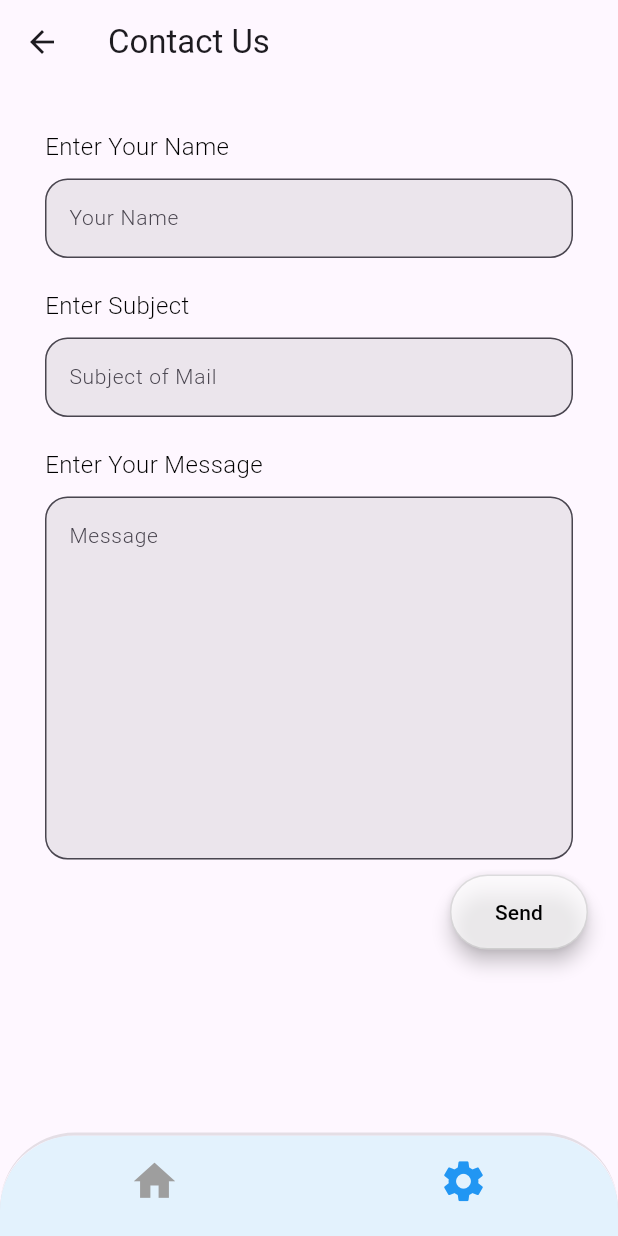
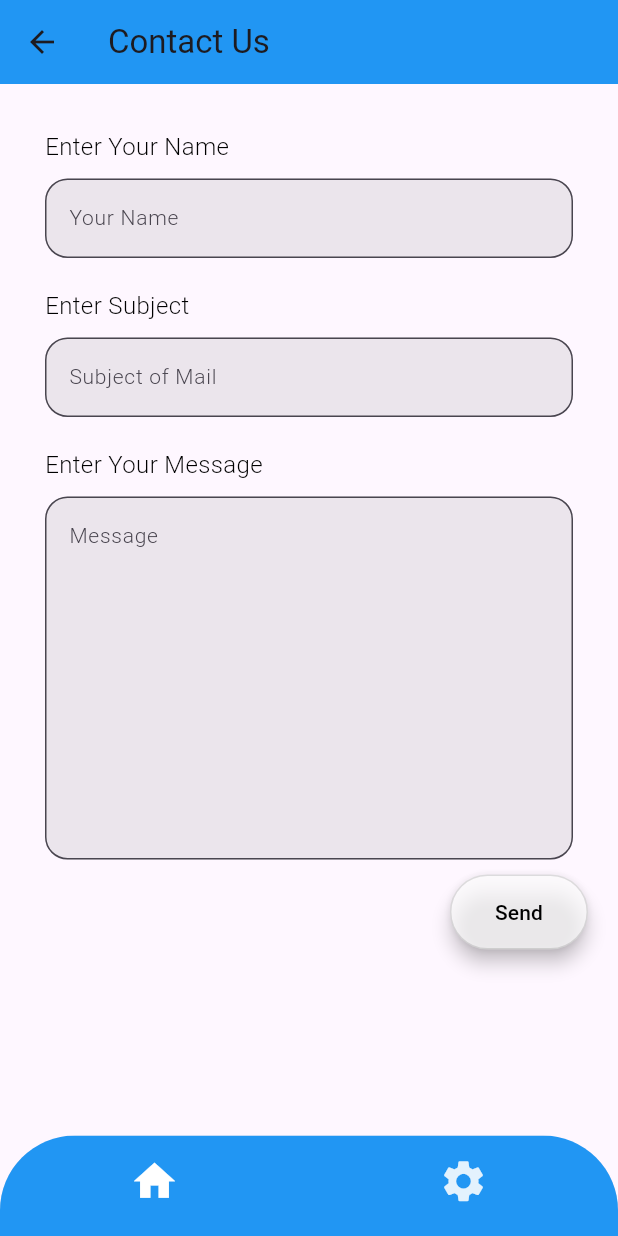
Before and after one commit to darshanvaru/Mood-Detector, a Flutter app: the screen it shows after launch, item 2 of the bottom bar chosen, after a tap on "Contact Us", on a phone screen of 412 x 824 dp. Run offline on Flutter 3.47's test engine with Material 3 defaults, Android fonts, the light colour scheme and no system bars.

Commit message:
Improved incorrect Practices

```diff
--- a/lib/Screens/contact_us.dart
+++ b/lib/Screens/contact_us.dart
@@ -108,13 +108,14 @@ class _ContactUsState extends State<ContactUs> {
   Widget build(BuildContext context) {
     return Scaffold(
       appBar: AppBar(
+        backgroundColor: Colors.blue,
         leading: IconButton(
           icon: const Icon(Icons.arrow_back),
           onPressed: () {
             Navigator.of(context).pushAndRemoveUntil(
               MaterialPageRoute(builder: (context) => const HomePage()),
               (Route<dynamic> route) =>
-                  false, // This condition removes all routes
+                  false,
             );
           },
         ),
--- a/lib/Screens/home_page.dart
+++ b/lib/Screens/home_page.dart
@@ -57,7 +57,7 @@ class HomePageState extends State<HomePage> {
                   height: 240,
                   decoration: BoxDecoration(
                     shape: BoxShape.circle,
-                    color: Colors.blue[50],
+                    color: Colors.blue[100],
                   ),
                 ),
                 Container(
@@ -77,9 +77,9 @@ class HomePageState extends State<HomePage> {
                       Navigator.push(
                         context,
                         MaterialPageRoute(
-                            builder: (context) => const MainCamera()),
-                      );
-                    },
+                            builder: (context) => const MainCamera()
+                        ));
+                      },
                     shape: const CircleBorder(),
                     backgroundColor: Colors.blue,
                     foregroundColor: Colors.white,
--- a/lib/Widgets/app_bottom_nav_bar.dart
+++ b/lib/Widgets/app_bottom_nav_bar.dart
@@ -33,143 +33,101 @@ class AppBottomNavBar extends StatelessWidget {
   void _showSettingsDrawer(BuildContext context) {
     showModalBottomSheet(
       context: context,
-      backgroundColor: Colors.blue[50],
       shape: const RoundedRectangleBorder(
         borderRadius: BorderRadius.vertical(
           top: Radius.circular(43),
         ),
       ),
       builder: (BuildContext context) {
-        return Padding(
+        return Container(
+          decoration: const BoxDecoration(
+            gradient: LinearGradient(
+              begin: Alignment.topCenter,
+              end: Alignment.bottomCenter,
+              colors: [
+                Colors.white,       // White color
+                Color(0x97C3ECFF),  // Light Blue color
+              ],
+            ),
+            borderRadius: BorderRadius.vertical(
+              top: Radius.circular(43),
+            ),
+          ),
+          child: Padding(
             padding: const EdgeInsets.only(top: 10, bottom: 10),
             child: Column(
               mainAxisSize: MainAxisSize.min,
               children: [
-              Container(
-                decoration: const BoxDecoration(
-                  border: Border(
-                    bottom: BorderSide(color: Colors.grey, width: 1),
+                _buildListTile(
+                  context,
+                  icon: Icons.contact_mail,
+                  title: 'Contact Us',
+                  navigateTo: const ContactUs(),
+                  settingIndex: 1,
                 ),
+                _buildListTile(
+                  context,
+                  icon: Icons.group,
+                  title: 'About Us',
+                  navigateTo: const AboutUs(),
+                  settingIndex: 2,
                 ),
-                child: Padding(
-                  padding: const EdgeInsets.only(left: 5.0, right: 5.0),
-                  child: ListTile(
-                    leading: const Icon(Icons.contact_mail),
-                    title: const Text('Contact Us'),
-                    onTap: () {
-                      Navigator.pop(context); // Closing bottom sheet
-                      if (selectedSettingIndex != 1) {
-                        Navigator.push(
+                _buildListTile(
                   context,
-                          MaterialPageRoute(builder: (context) => const ContactUs()),
-                        );
-                      } else {
-                        return;
-                      }
-                    },
-                    selected: false,
+                  icon: Icons.info,
+                  title: 'About App',
+                  navigateTo: const AboutApp(),
+                  settingIndex: 3,
                 ),
-                ),
-              ),
-              Container(
-                decoration: const BoxDecoration(
-                  border: Border(
-                    bottom: BorderSide(color: Colors.grey, width: 1),
-                  ),
-                ),
-                child: Padding(
-                  padding: const EdgeInsets.only(left: 5.0, right: 5.0),
-                  child: ListTile(
-                    leading: const Icon(Icons.group),
-                    title: const Text('About Us'),
-                    onTap: () {
-                      Navigator.pop(context);
-                      if (selectedSettingIndex != 2) {
-                        Navigator.push(
+                _buildListTile(
                   context,
-                          MaterialPageRoute(builder: (context) => const AboutUs()),
-                        );
-                      } else {
-                        return;
-                      }
-                    },
-                    selected: false,
-                  ),
-                ),
-              ),
-              Container(
-                decoration: const BoxDecoration(
-                  border: Border(
-                    bottom: BorderSide(color: Colors.grey, width: 1),
-                  ),
-                ),
-                child: Padding(
-                  padding: const EdgeInsets.only(left: 5.0, right: 5.0),
-                  child: ListTile(
-                    leading: const Icon(Icons.info),
-                    title: const Text('About App'),
-                    onTap: () {
-                      Navigator.pop(context);
-                      if (selectedSettingIndex != 3) {
-                        Navigator.push(
-                          context,
-                          MaterialPageRoute(builder: (context) => const AboutApp()),
-                        );
-                      } else {
-                        return;
-                      }
-                    },
-                    selected: false,
-                  ),
-                ),
-              ),
-              Padding(
-                padding: const EdgeInsets.only(left: 5.0, right: 5.0),
-                child: ListTile(
-                  leading: const Icon(Icons.help),
-                  title: const Text('Guide'),
-                  onTap: () {
-                    Navigator.pop(context);
-                    if (selectedSettingIndex != 4) {
-                      Navigator.push(
-                        context,
-                        MaterialPageRoute(builder: (context) => const Guide()),
-                      );
-                    } else {
-                      return;
-                    }
-                  },
-                  selected: false,
-                ),
+                  icon: Icons.help,
+                  title: 'Guide',
+                  navigateTo: const Guide(),
+                  settingIndex: 4,
                 ),
               ],
+            ),
           ),
         );
       },
     );
   }
 
+  ListTile _buildListTile(BuildContext context, {
+    required IconData icon,
+    required String title,
+    required Widget navigateTo,
+    required int settingIndex
+  }) {
+    return ListTile(
+      leading: Icon(icon),
+      title: Text(title),
+      onTap: () {
+        Navigator.pop(context);
+        if (selectedSettingIndex != settingIndex) {
+          Navigator.push(
+            context,
+            MaterialPageRoute(builder: (context) => navigateTo),
+          );
+        }
+      },
+      selected: false,
+    );
+  }
+
   @override
   Widget build(BuildContext context) {
-    return Container(
-      decoration: BoxDecoration(
-        border: Border(
-          top: BorderSide(color: Colors.black.withOpacity(0.1), width: 2.0), // Light top border
-        ),
+    return ClipRRect(
       borderRadius: const BorderRadius.vertical(top: Radius.circular(50.0)),
-      ),
-      child: ClipRRect(
-        borderRadius: const BorderRadius.vertical(top: Radius.circular(50.0)), // Apply the same roundness to the ClipRRect
       child: BottomNavigationBar(
         onTap: (index) => _onItemTapped(context, index),
         currentIndex: selectedIndex,
-          backgroundColor: Colors.blue[50],
-          selectedItemColor: Colors.blue,
-          unselectedItemColor: Colors.grey,
+        backgroundColor: Colors.blue,
+        selectedItemColor: Colors.blue[50],
+        unselectedItemColor: Colors.white,
         showSelectedLabels: false,
-          // Hide the labels when selected
         showUnselectedLabels: false,
-          // Hide the labels when not selected
         items: const <BottomNavigationBarItem>[
           BottomNavigationBarItem(
             icon: Icon(Icons.home, size: 33),
@@ -181,7 +139,6 @@ class AppBottomNavBar extends StatelessWidget {
           ),
         ],
       ),
-      ),
     );
   }
 }
```
Lines whose indentation alone changed are shown as unchanged.
